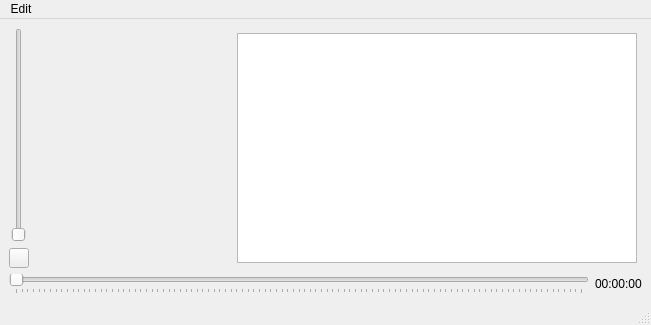
The window that app/src/mainwindow.ui (ailchuk/uamp) describes before a commit, drawn with Qt 5.
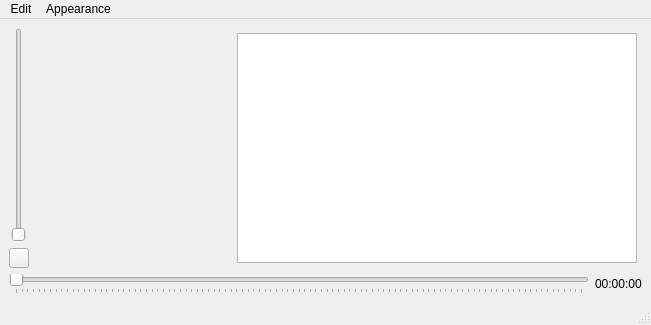
The same window after the commit. Icons and pictures are not drawn.

Commit message: added light and dark themes

```diff
--- a/app/src/mainwindow.ui
+++ b/app/src/mainwindow.ui
@@ -205,7 +205,7 @@
      <x>0</x>
      <y>0</y>
      <width>651</width>
-     <height>20</height>
+     <height>25</height>
     </rect>
    </property>
    <widget class="QMenu" name="menuEdit">
@@ -217,7 +217,15 @@
     <addaction name="actionShow_tags"/>
     <addaction name="actionSave_playlist"/>
    </widget>
+   <widget class="QMenu" name="menuThemes">
+    <property name="title">
+     <string>Appearance</string>
+    </property>
+    <addaction name="actionLight"/>
+    <addaction name="actionDark"/>
+   </widget>
    <addaction name="menuEdit"/>
+   <addaction name="menuThemes"/>
   </widget>
   <widget class="QStatusBar" name="statusbar"/>
   <action name="actionAdd_track">
```
Left out of the diff: 16 changed lines with no effect on the pictures. The commit also changes 3 other files.
